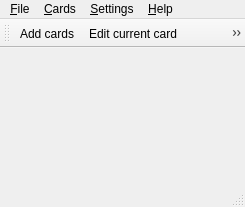
This is mnemosyne/mnemosyne/pyqt_ui/main_window.ui in vasvlad/pomni as Qt 5 draws it before an edit. The edited form follows.
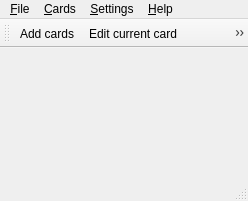
This is the edited form. Icons and pictures are not drawn.

```diff
--- a/mnemosyne/mnemosyne/pyqt_ui/main_window.ui
+++ b/mnemosyne/mnemosyne/pyqt_ui/main_window.ui
@@ -6,8 +6,8 @@
    <rect>
     <x>0</x>
     <y>0</y>
-    <width>245</width>
-    <height>207</height>
+    <width>248</width>
+    <height>201</height>
    </rect>
   </property>
   <property name="sizePolicy">
@@ -29,7 +29,7 @@
     <rect>
      <x>0</x>
      <y>0</y>
-     <width>245</width>
+     <width>248</width>
      <height>24</height>
     </rect>
    </property>
```
Left out of the diff: 16 changed lines with no effect on the pictures.
